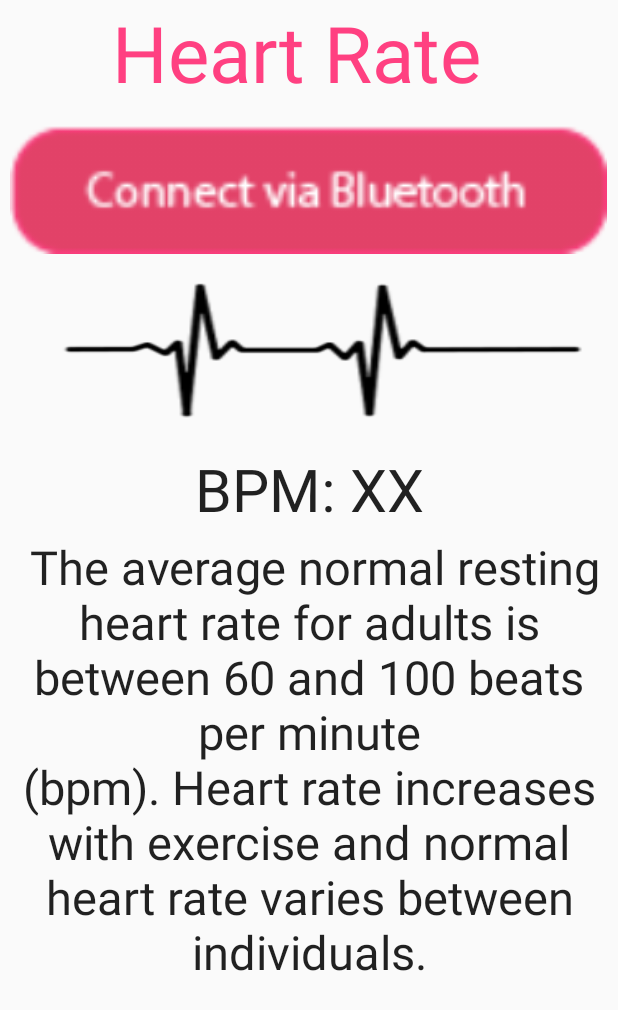
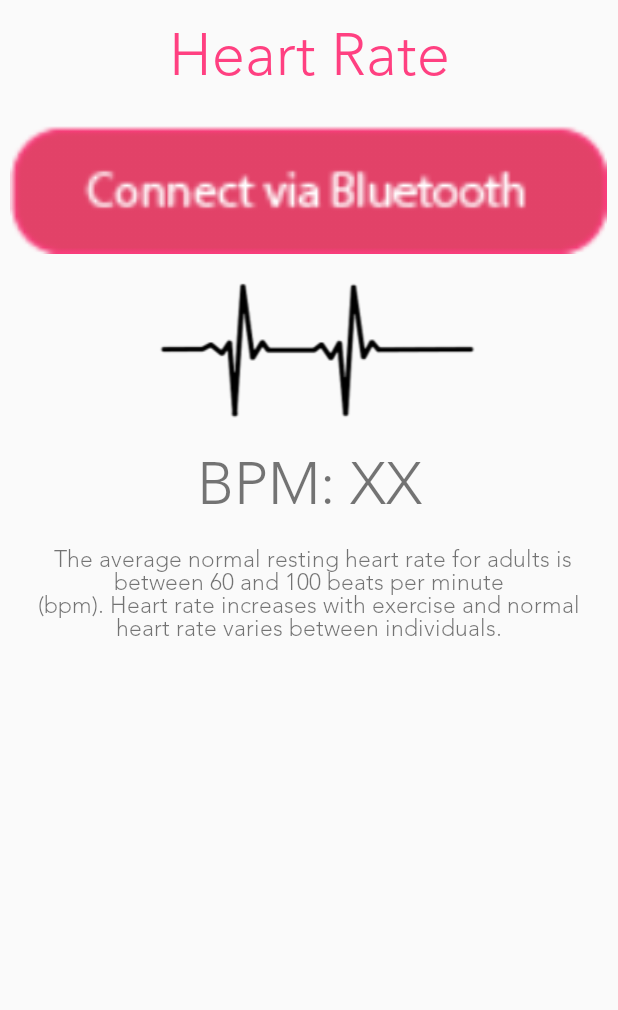
Before and after one commit to jg3215/SENSEiTshare, an Android app: the heartactivity screen opened directly, with no data from a screen before it, on a phone screen of 412 x 824 dp. Shown: the top 1010 px of the screen. Run offline under Robolectric (Android 15) with nearby library versions, the phone set to English and light mode, and no system bars; our stand-ins replace sdp/ssp sizes.

Commit message:
fonts and dimensions scaled and changed

```diff
--- a/SenseiT/app/src/main/res/layout/heartrate.xml
+++ b/SenseiT/app/src/main/res/layout/heartrate.xml
@@ -10,22 +10,21 @@
 
 
     <LinearLayout
-        android:layout_width="@dimen/_408sdp"
+        android:layout_width="match_parent"
         android:layout_height="@dimen/_60sdp"
-        android:orientation="horizontal">
-
+        android:orientation="vertical">
 
         <TextView
             android:id="@+id/textView2"
-            android:layout_width="@dimen/_304sdp"
-            android:layout_height="@dimen/_66sdp"
-            android:lineSpacingExtra="@dimen/_90ssp"
+            android:layout_width="match_parent"
+            android:layout_height="match_parent"
             android:text="Heart Rate"
             android:textAlignment="center"
-            android:textAppearance="@style/TextAppearance.AppCompat"
             android:textColor="?attr/colorControlActivated"
-            android:textSize="@dimen/_40ssp"
-            android:visibility="visible" />
+            android:textSize="@dimen/_30ssp"
+            android:layout_marginTop="@dimen/_10sdp"
+            android:visibility="visible"
+            android:fontFamily="@font/AvenirLTStd-Light"/>
 
     </LinearLayout>
 
@@ -56,7 +55,6 @@
         android:id="@+id/imageView8"
         android:layout_width="match_parent"
         android:layout_height="wrap_content"
-        android:scaleType="fitXY"
         app:srcCompat="@drawable/heartrategraph" />
 
     <LinearLayout
@@ -68,11 +66,10 @@
             android:id="@+id/textView3"
             android:layout_width="match_parent"
             android:layout_height="match_parent"
-            android:layout_weight="0.00"
             android:text="BPM: XX"
             android:textAlignment="center"
-            android:textAppearance="@style/TextAppearance.AppCompat"
-            android:textSize="@dimen/_30ssp" />
+            android:textSize="@dimen/_30ssp"
+            android:fontFamily="@font/AvenirLTStd-Light"/>
 
     </LinearLayout>
 
@@ -86,11 +83,13 @@
                 android:id="@+id/messageWindow"
                 android:layout_width="match_parent"
                 android:layout_height="match_parent"
-                android:layout_below="@+id/titleWindow"
                 android:textAlignment="center"
-                android:textAppearance="@style/TextAppearance.AppCompat"
-                android:textSize="@dimen/_24ssp"
-                android:typeface="normal" />
+                android:textSize="@dimen/_12ssp"
+                android:fontFamily="@font/AvenirLTStd-Light"
+                android:layout_marginTop="@dimen/_5sdp"
+                android:layout_marginBottom="@dimen/_5sdp"
+                android:layout_marginLeft="@dimen/_10sdp"
+                android:layout_marginRight="@dimen/_10sdp"/>
 
         </RelativeLayout>
 
```
Also changed, not shown: SenseiT/app/src/main/res/font/avenir.xml (added, +11 -0 lines), SenseiT/app/src/main/res/layout/activity_main.xml (+16 -11 lines), SenseiT/app/src/main/res/layout/createprofile.xml (+7 -5 lines), SenseiT/app/src/main/res/layout/lungcapacity.xml (+11 -7 lines), SenseiT/app/src/main/res/font/AvenirLTStd-Light.otf (renamed from SenseiT/app/src/main/assets/fonts/AvenirLTStd-Light.otf).
